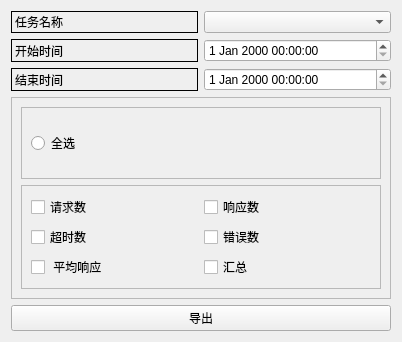
This is exportgraphwidget.ui in Xw-oorik/LdSpark as Qt 5 draws it before an edit. The edited form follows.
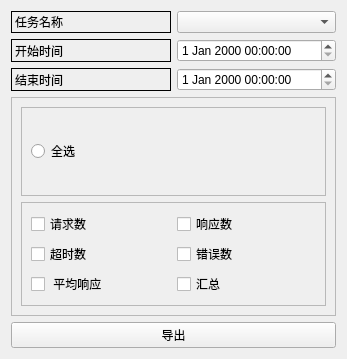
This is the edited form.

What changed in the file:
```diff
--- a/exportgraphwidget.ui
+++ b/exportgraphwidget.ui
@@ -6,8 +6,8 @@
    <rect>
     <x>0</x>
     <y>0</y>
-    <width>402</width>
-    <height>342</height>
+    <width>347</width>
+    <height>359</height>
    </rect>
   </property>
   <property name="windowTitle">
```
Left out of the diff: 34 changed lines with no effect on the pictures.
